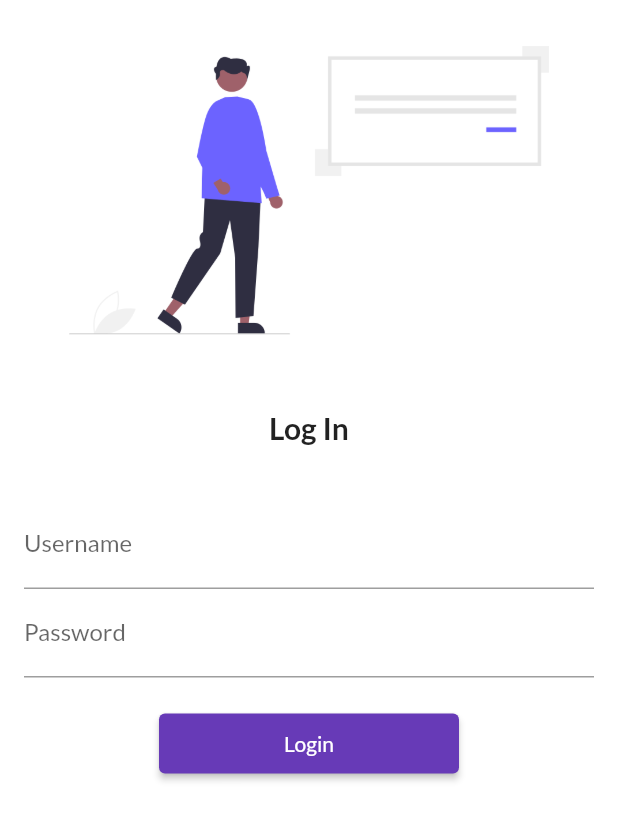
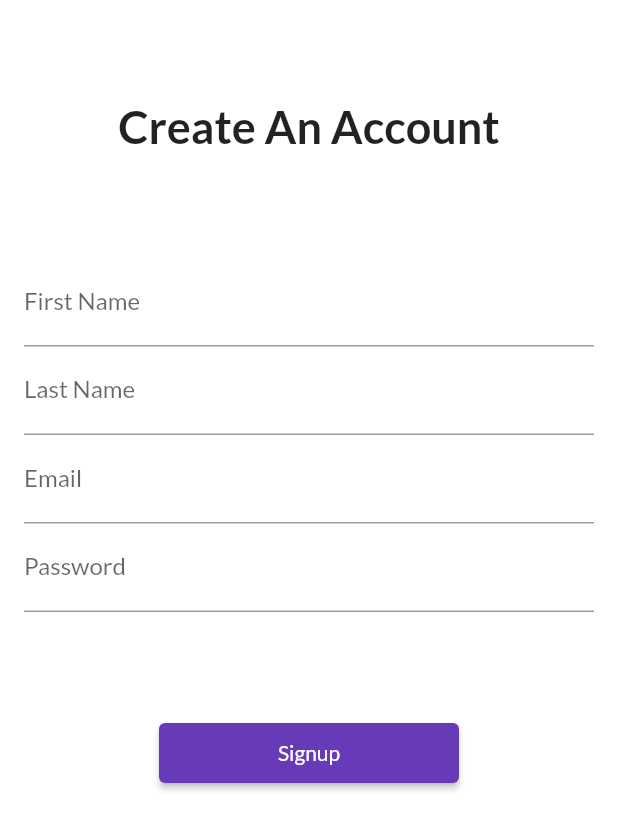
Before and after one commit to JAHIR676/flutter, a Flutter app: the screen it shows after launch, on a phone screen of 412 x 824 dp. Shown: the top 830 px of the screen. Run offline on Flutter 3.47's test engine with Material 2 defaults, Android fonts, the phone set to English and light mode, and no system bars; our stand-ins replace google_fonts.

Commit message:
signup page

```diff
--- a/lib/main.dart
+++ b/lib/main.dart
@@ -1,5 +1,6 @@
 import 'package:first_app/pages/home_page.dart';
 import 'package:first_app/pages/login_page.dart';
+import 'package:first_app/pages/signup_page.dart';
 import 'package:first_app/utils/routes.dart';
 import 'package:flutter/material.dart';
 import 'pages/home_page.dart';
@@ -28,9 +29,10 @@ class MyApp extends StatelessWidget {
       ),
 
       routes: {
-        "/": (context) => LoginPage(),
+        "/": (context) => SignUpPage(),
         MyRoutes.homeRoute: (context) => HomePage(),
         MyRoutes.loginRoute: (context) => LoginPage(),
+        MyRoutes.signupRoute : (context) => SignUpPage(),
 
       },
     );
--- /dev/null
+++ b/lib/pages/signup_page.dart
@@ -0,0 +1,70 @@
+import 'package:first_app/utils/routes.dart';
+import 'package:flutter/material.dart';
+
+class SignUpPage extends StatelessWidget {
+  const SignUpPage({ Key? key }) : super(key: key);
+
+  @override
+  Widget build(BuildContext context) {
+    return Material(
+      color: Colors.white,
+      child: SingleChildScrollView(
+        child: Padding(
+          padding: const EdgeInsets.all(16.0),
+          child: Column(
+            children: [
+              SizedBox(height: 50,
+              ),
+              Text("Create An Account",
+              style: TextStyle(fontSize: 30,
+              fontWeight: FontWeight.bold
+             ),
+              ),
+              SizedBox(height: 70,
+              ),
+              TextField(
+                decoration: InputDecoration(
+                  hintText: "Enter First Name",
+                  labelText: "First Name"
+
+                ),
+              ),
+              TextField(
+                decoration: InputDecoration(
+                  hintText: "Enter Last Name",
+                  labelText: "Last Name"
+
+                ),
+              ),
+              TextField(
+                decoration: InputDecoration(
+                  hintText: "Enter Your Email",
+                  labelText: "Email"
+
+                ),
+              ),
+              TextField(
+                obscureText: true,
+                decoration: InputDecoration(
+                  hintText: "Password",
+                  labelText: "Password"
+
+                ),
+              ),
+              SizedBox(height: 70,
+              ),
+          ElevatedButton(onPressed: (){
+            Navigator.pushNamed(context, MyRoutes.signupRoute);
+          },
+           child: Text("Signup"),
+           style: TextButton.styleFrom(minimumSize: Size(200, 40)),
+          ),
+
+            ],
+          ),
+        ),
+      ),
+
+    );
+  }
+}
--- a/lib/utils/routes.dart
+++ b/lib/utils/routes.dart
@@ -1,4 +1,5 @@
 class MyRoutes {
   static String loginRoute = "/login";
   static String homeRoute = "/home";
+  static String signupRoute = "/signup";
 }
```
